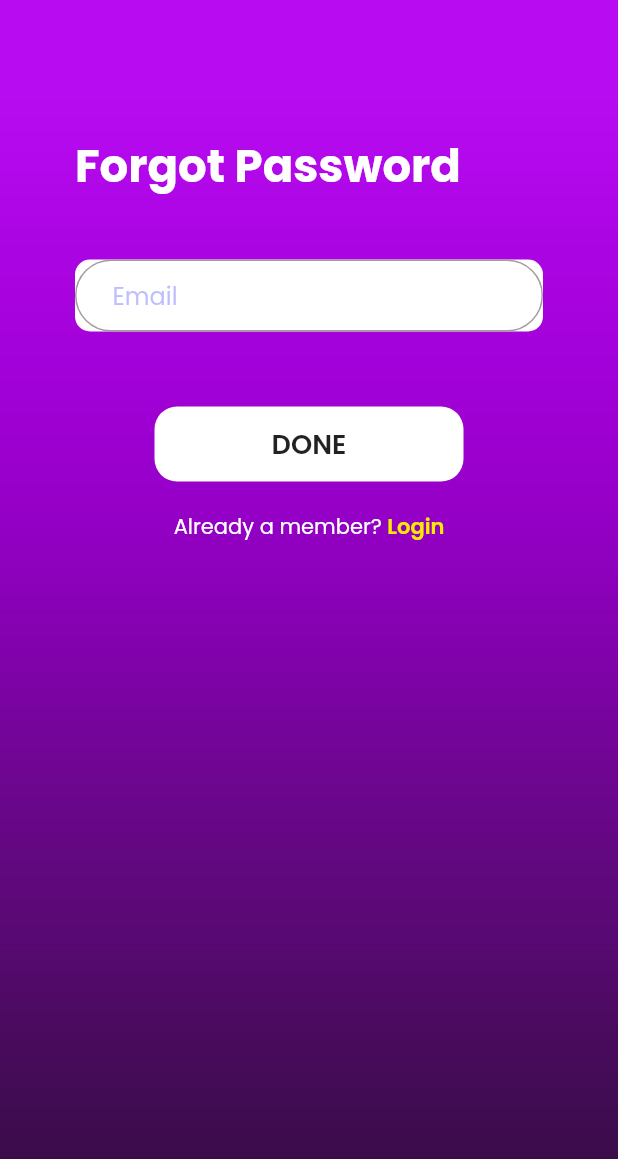
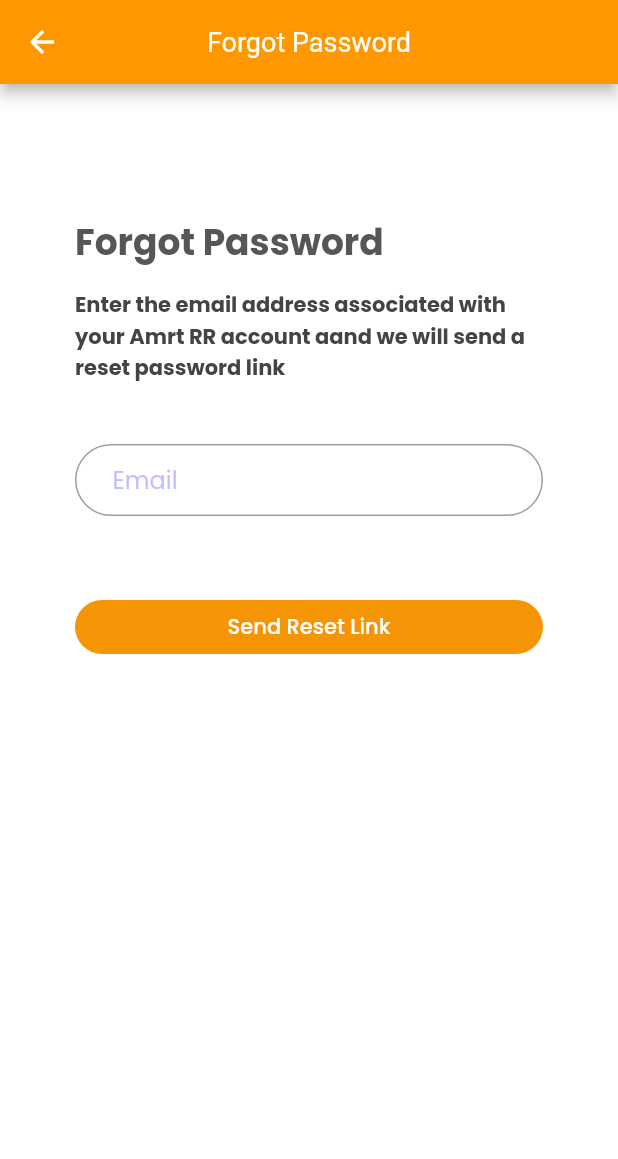
Before and after one commit to Fredoski26/smartrr, a Flutter app: the ForgotPasswordScreen screen opened by its route, on a phone screen of 412 x 824 dp. Shown: the top 1159 px of the screen. Run offline on Flutter 3.47's test engine with Material 2 defaults, Android fonts, the phone set to English and light mode, and no system bars; our stand-ins replace cloud_firestore, firebase_auth, firebase_core, fluttertoast, google_fonts, google_maps_flutter and 3 more; accounts and stored records are empty.

Commit message:
new forgot password screen

```diff
--- a/lib/components/screens/general/forgot_password.dart
+++ b/lib/components/screens/general/forgot_password.dart
@@ -28,16 +28,13 @@ class _ForgotPasswordScreenState extends State<ForgotPasswordScreen> {
   @override
   Widget build(BuildContext context) {
     return Scaffold(
+      appBar: AppBar(title: Text("Forgot Password")),
+      resizeToAvoidBottomInset: false,
       body: Container(
         padding: EdgeInsets.symmetric(horizontal: 18),
         height: MediaQuery.of(context).size.height,
         width: double.infinity,
-        decoration: BoxDecoration(
-          image: DecorationImage(
-            image: AssetImage('assets/background.png'),
-            fit: BoxFit.cover,
-          ),
-        ),
+        decoration: BoxDecoration(color: Colors.white),
         child: Form(
           key: formKey,
           child: Container(
@@ -51,8 +48,17 @@ class _ForgotPasswordScreenState extends State<ForgotPasswordScreen> {
                 Text(
                   'Forgot Password',
                   style: TextStyle(
-                    color: Colors.white,
-                    fontSize: 30,
+                    color: Color(0xFF575555),
+                    fontSize: 24,
+                    fontWeight: FontWeight.bold,
+                  ),
+                ),
+                SizedBox(height: 13),
+                Text(
+                  "Enter the email address associated with your Amrt RR account aand we will send a reset password link",
+                  style: TextStyle(
+                    color: Color(0xFF444444),
+                    fontSize: 14,
                     fontWeight: FontWeight.bold,
                   ),
                 ),
@@ -68,52 +74,22 @@ class _ForgotPasswordScreenState extends State<ForgotPasswordScreen> {
                 SizedBox(
                   height: 30,
                 ),
-                Align(
-                  alignment: Alignment.center,
-                  child: AnimatedContainer(
-                    height: 50,
-                    width:
-                        _isLoading ? 80 : MediaQuery.of(context).size.width / 2,
-                    duration: Duration(milliseconds: 500),
-                    child: ButtonTheme(
-                      child: RaisedButton(
-                        shape: RoundedRectangleBorder(
-                            borderRadius: BorderRadius.circular(15.0)),
-                        elevation: 0.0,
-                        color: Colors.white,
-                        child: _isLoading
-                            ? CircularProgress()
-                            : Text(
-                                'DONE',
-                                style: TextStyle(
-                                  fontSize: 18,
-                                  fontWeight: FontWeight.w600,
-                                ),
-                              ),
+                Row(
+                  children: [
+                    Expanded(
+                      child: TextButton(
                         onPressed: submit,
-                      ),
-                    ),
-                  ),
-                ),
-                SizedBox(
-                  height: 20,
-                ),
-                Row(
-                  mainAxisAlignment: MainAxisAlignment.center,
-                  children: <Widget>[
-                    new Text(
-                      "Already a member? ",
-                      style: TextStyle(
-                        color: Colors.white,
-                      ),
-                    ),
-                    new InkWell(
-                      onTap: () => Navigator.pop(context),
-                      child: new Text(
-                        "Login",
-                        style: TextStyle(
-                          color: Color(0xFFF7EC03),
-                          fontWeight: FontWeight.w600,
+                        child: Text("Send Reset Link"),
+                        style: ButtonStyle(
+                          shape: MaterialStateProperty.all(
+                              RoundedRectangleBorder(
+                                  borderRadius: BorderRadius.circular(33))),
+                          foregroundColor:
+                              MaterialStateProperty.all(Colors.white),
+                          backgroundColor:
+                              MaterialStateProperty.all(Color(0xFFF59405)),
+                          padding:
+                              MaterialStateProperty.all(EdgeInsets.all(5.0)),
                         ),
                       ),
                     ),
--- a/lib/components/widgets/smart_text_field.dart
+++ b/lib/components/widgets/smart_text_field.dart
@@ -13,7 +13,7 @@ smartTextField({
   TextInputType textInputType = TextInputType.text,
   bool isForm = false,
   Widget prefix,
-  Icon suffixIcon,
+  Widget suffixIcon,
 }) {
   return Column(
     crossAxisAlignment: CrossAxisAlignment.start,
--- a/lib/main.dart
+++ b/lib/main.dart
@@ -37,9 +37,13 @@ class MyApp extends StatelessWidget {
         '/forgot': (context) => ForgotPasswordScreen(),
       },
       theme: ThemeData(
-        textTheme: GoogleFonts.poppinsTextTheme(),
-        primarySwatch: Colors.orange,
-      ),
+          textTheme: GoogleFonts.poppinsTextTheme(),
+          primarySwatch: Colors.orange,
+          appBarTheme: AppBarTheme(
+              centerTitle: true,
+              titleTextStyle:
+                  TextStyle().copyWith(color: Colors.white, fontSize: 18),
+              iconTheme: IconThemeData().copyWith(color: Colors.white))),
     );
   }
 }
```
